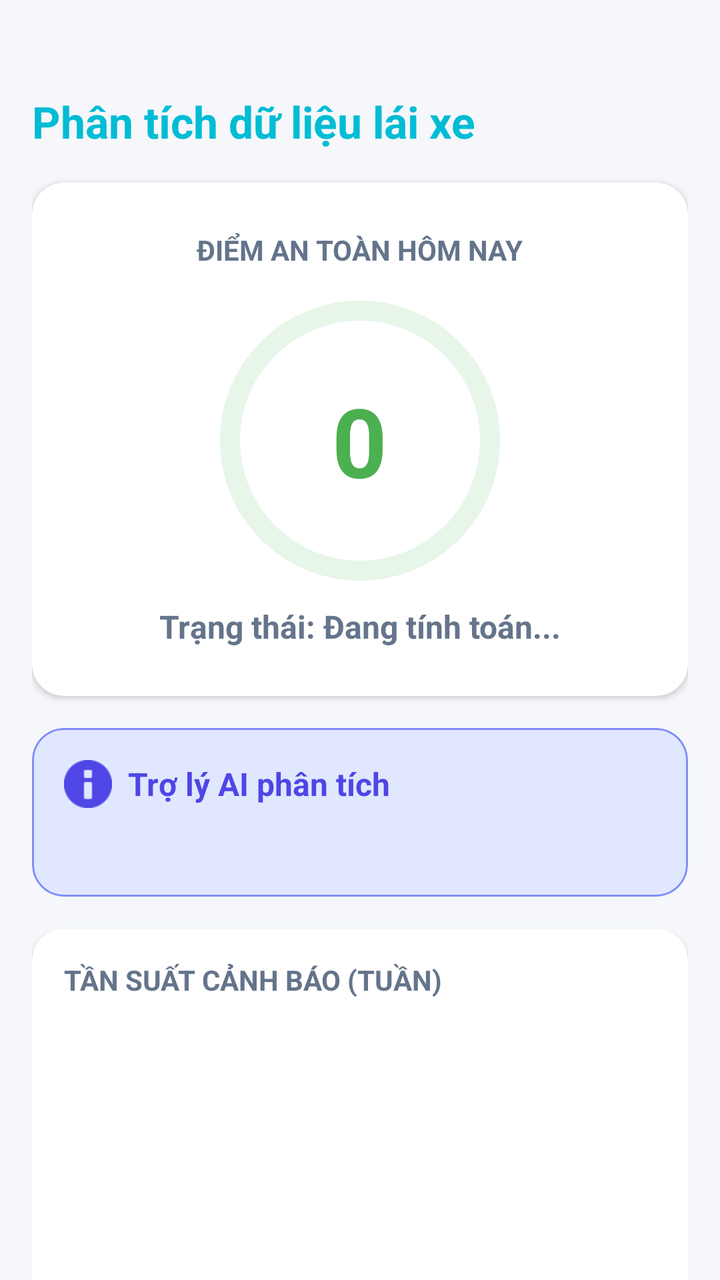
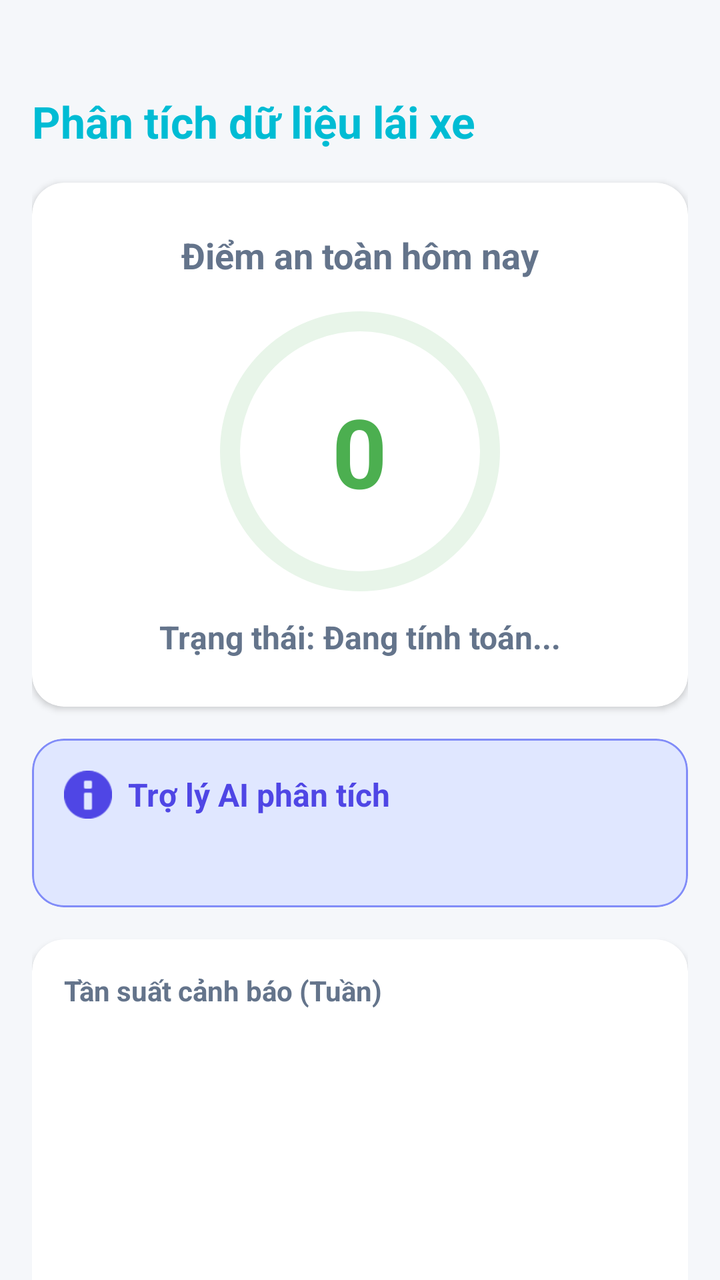

Before-and-after screenshots of an Android layout around one commit, followed by the original layout XML and the change that was made.
<!-- AndroidManifest.xml: application theme Theme.DmsApplication -->
<!-- res/layout/fragment_dashboard.xml -->
<?xml version="1.0" encoding="utf-8"?>
<androidx.core.widget.NestedScrollView
    xmlns:android="http://schemas.android.com/apk/res/android"
    xmlns:app="http://schemas.android.com/apk/res-auto"
    android:layout_width="match_parent"
    android:layout_height="match_parent"
    android:background="#F5F7FA"
    android:fillViewport="true">

    <LinearLayout
        android:layout_width="match_parent"
        android:layout_height="wrap_content"
        android:orientation="vertical"
        android:padding="16dp">

        <TextView
            android:layout_width="wrap_content"
            android:layout_height="wrap_content"
            android:layout_marginTop="30dp"
            android:layout_marginBottom="16dp"
            android:text="Phân tích dữ liệu lái xe"
            android:textColor="#00BCD4"
            android:textSize="22sp"
            android:textStyle="bold" />

        <com.google.android.material.card.MaterialCardView
            android:layout_width="match_parent"
            android:layout_height="wrap_content"
            android:layout_marginBottom="16dp"
            app:cardCornerRadius="16dp"
            app:cardElevation="2dp">

            <LinearLayout
                android:layout_width="match_parent"
                android:layout_height="wrap_content"
                android:gravity="center"
                android:orientation="vertical"
                android:padding="24dp">

                <TextView
                    android:layout_width="wrap_content"
                    android:layout_height="wrap_content"
                    android:text="ĐIỂM AN TOÀN HÔM NAY"
                    android:textColor="#64748B"
                    android:textSize="14sp"
                    android:textStyle="bold" />

                <FrameLayout
                    android:layout_width="140dp"
                    android:layout_height="140dp"
                    android:layout_marginTop="16dp">

                    <com.google.android.material.progressindicator.CircularProgressIndicator
                        android:id="@+id/progressScore"
                        android:layout_width="match_parent"
                        android:layout_height="match_parent"
                        android:layout_gravity="center"
                        app:indicatorSize="140dp"
                        app:trackThickness="10dp"
                        app:indicatorColor="#4CAF50"
                        app:trackColor="#E8F5E9"
                        app:trackCornerRadius="5dp" />

                    <TextView
                        android:id="@+id/tvSafetyScore"
                        android:layout_width="wrap_content"
                        android:layout_height="wrap_content"
                        android:layout_gravity="center"
                        android:text="0"
                        android:textColor="#4CAF50"
                        android:textSize="48sp"
                        android:textStyle="bold" />
                </FrameLayout>

                <TextView
                    android:id="@+id/tvScoreStatus"
                    android:layout_width="wrap_content"
                    android:layout_height="wrap_content"
                    android:layout_marginTop="12dp"
                    android:text="Trạng thái: Đang tính toán..."
                    android:textColor="#64748B"
                    android:textSize="16sp"
                    android:textStyle="bold" />
            </LinearLayout>
        </com.google.android.material.card.MaterialCardView>

        <com.google.android.material.card.MaterialCardView
            android:layout_width="match_parent"
            android:layout_height="wrap_content"
            android:layout_marginBottom="16dp"
            app:cardBackgroundColor="#E0E7FF"
            app:cardCornerRadius="16dp"
            app:cardElevation="0dp"
            app:strokeColor="#818CF8"
            app:strokeWidth="1dp">

            <LinearLayout
                android:layout_width="match_parent"
                android:layout_height="wrap_content"
                android:orientation="vertical"
                android:padding="16dp">

                <LinearLayout
                    android:layout_width="wrap_content"
                    android:layout_height="wrap_content"
                    android:gravity="center_vertical"
                    android:orientation="horizontal">

                    <ImageView
                        android:layout_width="24dp"
                        android:layout_height="24dp"
                        android:src="@android:drawable/ic_dialog_info"
                        app:tint="#4F46E5" />

                    <TextView
                        android:layout_width="wrap_content"
                        android:layout_height="wrap_content"
                        android:layout_marginStart="8dp"
                        android:text="Trợ lý AI phân tích"
                        android:textColor="#4F46E5"
                        android:textSize="16sp"
                        android:textStyle="bold" />
                </LinearLayout>

                <TextView
                    android:id="@+id/tvAiInsight"
                    android:layout_width="match_parent"
                    android:layout_height="wrap_content"
                    android:layout_marginTop="8dp"
                    android:lineSpacingExtra="4dp"
                    android:text=""
                    android:textColor="#334155"
                    android:textSize="15sp" />
            </LinearLayout>
        </com.google.android.material.card.MaterialCardView>

        <com.google.android.material.card.MaterialCardView
            android:layout_width="match_parent"
            android:layout_height="wrap_content"
            android:layout_marginBottom="16dp"
            app:cardCornerRadius="16dp"
            app:cardElevation="2dp">

            <LinearLayout
                android:layout_width="match_parent"
                android:layout_height="wrap_content"
                android:orientation="vertical"
                android:padding="16dp">

                <TextView
                    android:layout_width="wrap_content"
                    android:layout_height="wrap_content"
                    android:text="TẦN SUẤT CẢNH BÁO (TUẦN)"
                    android:textColor="#64748B"
                    android:textSize="14sp"
                    android:textStyle="bold" />

                <LinearLayout
                    android:layout_width="match_parent"
                    android:layout_height="180dp"
                    android:layout_marginTop="16dp"
                    android:baselineAligned="false"
                    android:orientation="horizontal"
                    android:weightSum="7">

                    <LinearLayout android:layout_width="0dp" android:layout_height="match_parent" android:layout_weight="1" android:gravity="bottom|center_horizontal" android:orientation="vertical" android:weightSum="100">
                        <View android:id="@+id/spaceT2" android:layout_width="match_parent" android:layout_height="0dp" android:layout_weight="100" />
                        <View android:id="@+id/barT2" android:layout_width="24dp" android:layout_height="0dp" android:layout_weight="0" android:background="@drawable/bg_bar_native" />
                        <TextView android:layout_width="wrap_content" android:layout_height="wrap_content" android:layout_marginTop="8dp" android:text="T2" android:textColor="#94A3B8" android:textSize="12sp" android:textStyle="bold" />
                    </LinearLayout>

                    <LinearLayout android:layout_width="0dp" android:layout_height="match_parent" android:layout_weight="1" android:gravity="bottom|center_horizontal" android:orientation="vertical" android:weightSum="100">
                        <View android:id="@+id/spaceT3" android:layout_width="match_parent" android:layout_height="0dp" android:layout_weight="100" />
                        <View android:id="@+id/barT3" android:layout_width="24dp" android:layout_height="0dp" android:layout_weight="0" android:background="@drawable/bg_bar_native" />
                        <TextView android:layout_width="wrap_content" android:layout_height="wrap_content" android:layout_marginTop="8dp" android:text="T3" android:textColor="#94A3B8" android:textSize="12sp" android:textStyle="bold" />
                    </LinearLayout>

                    <LinearLayout android:layout_width="0dp" android:layout_height="match_parent" android:layout_weight="1" android:gravity="bottom|center_horizontal" android:orientation="vertical" android:weightSum="100">
                        <View android:id="@+id/spaceT4" android:layout_width="match_parent" android:layout_height="0dp" android:layout_weight="100" />
                        <View android:id="@+id/barT4" android:layout_width="24dp" android:layout_height="0dp" android:layout_weight="0" android:background="@drawable/bg_bar_native" />
                        <TextView android:layout_width="wrap_content" android:layout_height="wrap_content" android:layout_marginTop="8dp" android:text="T4" android:textColor="#94A3B8" android:textSize="12sp" android:textStyle="bold" />
                    </LinearLayout>

                    <LinearLayout android:layout_width="0dp" android:layout_height="match_parent" android:layout_weight="1" android:gravity="bottom|center_horizontal" android:orientation="vertical" android:weightSum="100">
                        <View android:id="@+id/spaceT5" android:layout_width="match_parent" android:layout_height="0dp" android:layout_weight="100" />
                        <View android:id="@+id/barT5" android:layout_width="24dp" android:layout_height="0dp" android:layout_weight="0" android:background="@drawable/bg_bar_native" />
                        <TextView android:layout_width="wrap_content" android:layout_height="wrap_content" android:layout_marginTop="8dp" android:text="T5" android:textColor="#94A3B8" android:textSize="12sp" android:textStyle="bold" />
                    </LinearLayout>

                    <LinearLayout android:layout_width="0dp" android:layout_height="match_parent" android:layout_weight="1" android:gravity="bottom|center_horizontal" android:orientation="vertical" android:weightSum="100">
                        <View android:id="@+id/spaceT6" android:layout_width="match_parent" android:layout_height="0dp" android:layout_weight="100" />
                        <View android:id="@+id/barT6" android:layout_width="24dp" android:layout_height="0dp" android:layout_weight="0" android:background="@drawable/bg_bar_native" />
                        <TextView android:layout_width="wrap_content" android:layout_height="wrap_content" android:layout_marginTop="8dp" android:text="T6" android:textColor="#94A3B8" android:textSize="12sp" android:textStyle="bold" />
                    </LinearLayout>

                    <LinearLayout android:layout_width="0dp" android:layout_height="match_parent" android:layout_weight="1" android:gravity="bottom|center_horizontal" android:orientation="vertical" android:weightSum="100">
                        <View android:id="@+id/spaceT7" android:layout_width="match_parent" android:layout_height="0dp" android:layout_weight="100" />
                        <View android:id="@+id/barT7" android:layout_width="24dp" android:layout_height="0dp" android:layout_weight="0" android:background="@drawable/bg_bar_native" />
                        <TextView android:layout_width="wrap_content" android:layout_height="wrap_content" android:layout_marginTop="8dp" android:text="T7" android:textColor="#94A3B8" android:textSize="12sp" android:textStyle="bold" />
                    </LinearLayout>

                    <LinearLayout android:layout_width="0dp" android:layout_height="match_parent" android:layout_weight="1" android:gravity="bottom|center_horizontal" android:orientation="vertical" android:weightSum="100">
                        <View android:id="@+id/spaceCN" android:layout_width="match_parent" android:layout_height="0dp" android:layout_weight="100" />
                        <View android:id="@+id/barCN" android:layout_width="24dp" android:layout_height="0dp" android:layout_weight="0" android:background="@drawable/bg_bar_native_red" />
                        <TextView android:layout_width="wrap_content" android:layout_height="wrap_content" android:layout_marginTop="8dp" android:text="CN" android:textColor="#EF4444" android:textSize="12sp" android:textStyle="bold" />
                    </LinearLayout>

                </LinearLayout>
            </LinearLayout>
        </com.google.android.material.card.MaterialCardView>

        <TextView
            android:layout_width="wrap_content"
            android:layout_height="wrap_content"
            android:layout_marginBottom="12dp"
            android:text="TỔNG KẾT LỖI (TUẦN NÀY)"
            android:textColor="#64748B"
            android:textSize="14sp"
            android:textStyle="bold" />

        <LinearLayout
            android:layout_width="match_parent"
            android:layout_height="wrap_content"
            android:orientation="horizontal"
            android:weightSum="2">

            <com.google.android.material.card.MaterialCardView
                android:layout_width="0dp"
                android:layout_height="wrap_content"
                android:layout_marginEnd="8dp"
                android:layout_weight="1"
                app:cardCornerRadius="12dp"
                app:cardElevation="2dp">

                <LinearLayout
                    android:layout_width="match_parent"
                    android:layout_height="wrap_content"
                    android:gravity="center"
                    android:orientation="vertical"
                    android:padding="16dp">

                    <TextView android:layout_width="wrap_content" android:layout_height="wrap_content" android:text="Ngủ gật" android:textColor="#EF4444" android:textStyle="bold" />
                    <TextView android:id="@+id/tvTotalDrowsy" android:layout_width="wrap_content" android:layout_height="wrap_content" android:layout_marginTop="4dp" android:text="0" android:textColor="#1E293B" android:textSize="24sp" android:textStyle="bold" />
                </LinearLayout>
            </com.google.android.material.card.MaterialCardView>

            <com.google.android.material.card.MaterialCardView
                android:layout_width="0dp"
                android:layout_height="wrap_content"
                android:layout_marginStart="8dp"
                android:layout_weight="1"
                app:cardCornerRadius="12dp"
                app:cardElevation="2dp">

                <LinearLayout
                    android:layout_width="match_parent"
                    android:layout_height="wrap_content"
                    android:gravity="center"
                    android:orientation="vertical"
                    android:padding="16dp">

                    <TextView android:layout_width="wrap_content" android:layout_height="wrap_content" android:text="Quay đầu" android:textColor="#F59E0B" android:textStyle="bold" />
                    <TextView android:id="@+id/tvTotalHead" android:layout_width="wrap_content" android:layout_height="wrap_content" android:layout_marginTop="4dp" android:text="0" android:textColor="#1E293B" android:textSize="24sp" android:textStyle="bold" />
                </LinearLayout>
            </com.google.android.material.card.MaterialCardView>
        </LinearLayout>

        <View android:layout_width="match_parent" android:layout_height="80dp" />

    </LinearLayout>
</androidx.core.widget.NestedScrollView>
<!-- resources referenced by this layout -->
<resources>
  <!-- drawable bg_bar_native (drawable) -->
  <?xml version="1.0" encoding="utf-8"?>
  <shape xmlns:android="http://schemas.android.com/apk/res/android"
      android:shape="rectangle">
      <solid android:color="#3B82F6" />
  
      <corners
          android:topLeftRadius="6dp"
          android:topRightRadius="6dp"
          android:bottomLeftRadius="0dp"
          android:bottomRightRadius="0dp" />
  </shape>
  <!-- drawable bg_bar_native_red (drawable) -->
  <?xml version="1.0" encoding="utf-8"?>
  <shape xmlns:android="http://schemas.android.com/apk/res/android"
      android:shape="rectangle">
      <solid android:color="#EF4444" />
  
      <corners
          android:topLeftRadius="6dp"
          android:topRightRadius="6dp"
          android:bottomLeftRadius="0dp"
          android:bottomRightRadius="0dp" />
  </shape>
  <style name="Theme.DmsApplication" parent="Theme.MaterialComponents.DayNight.NoActionBar" />
</resources>

<!-- the commit's change to res/layout/fragment_dashboard.xml (unified diff, before → after) -->
@@ -40,9 +40,9 @@
                 <TextView
                     android:layout_width="wrap_content"
                     android:layout_height="wrap_content"
-                    android:text="ĐIỂM AN TOÀN HÔM NAY"
+                    android:text="Điểm an toàn hôm nay"
                     android:textColor="#64748B"
-                    android:textSize="14sp"
+                    android:textSize="18sp"
                     android:textStyle="bold" />
 
                 <FrameLayout
@@ -150,7 +150,7 @@
                 <TextView
                     android:layout_width="wrap_content"
                     android:layout_height="wrap_content"
-                    android:text="TẦN SUẤT CẢNH BÁO (TUẦN)"
+                    android:text="Tần suất cảnh báo (Tuần)"
                     android:textColor="#64748B"
                     android:textSize="14sp"
                     android:textStyle="bold" />
@@ -213,7 +213,7 @@
             android:layout_width="wrap_content"
             android:layout_height="wrap_content"
             android:layout_marginBottom="12dp"
-            android:text="TỔNG KẾT LỖI (TUẦN NÀY)"
+            android:text="Tổng kết lỗi tuần này"
             android:textColor="#64748B"
             android:textSize="14sp"
             android:textStyle="bold" />
@@ -239,8 +239,21 @@
                     android:orientation="vertical"
                     android:padding="16dp">
 
-                    <TextView android:layout_width="wrap_content" android:layout_height="wrap_content" android:text="Ngủ gật" android:textColor="#EF4444" android:textStyle="bold" />
-                    <TextView android:id="@+id/tvTotalDrowsy" android:layout_width="wrap_content" android:layout_height="wrap_content" android:layout_marginTop="4dp" android:text="0" android:textColor="#1E293B" android:textSize="24sp" android:textStyle="bold" />
+                    <TextView
+                        android:layout_width="wrap_content"
+                        android:layout_height="wrap_content"
+                        android:text="Nhắm mắt"
+                        android:textColor="#EF4444"
+                        android:textStyle="bold" />
+                    <TextView
+                        android:id="@+id/tvTotalDrowsy"
+                        android:layout_width="wrap_content"
+                        android:layout_height="wrap_content"
+                        android:layout_marginTop="4dp"
+                        android:text="0"
+                        android:textColor="#1E293B"
+                        android:textSize="24sp"
+                        android:textStyle="bold" />
                 </LinearLayout>
             </com.google.android.material.card.MaterialCardView>
 
